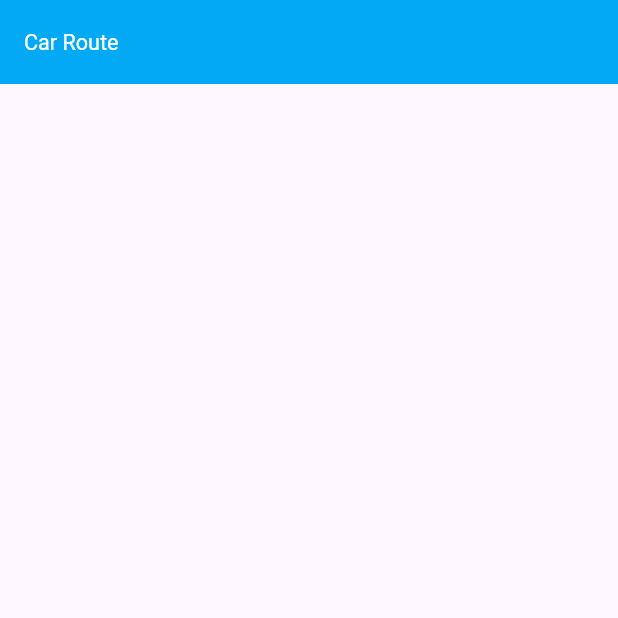
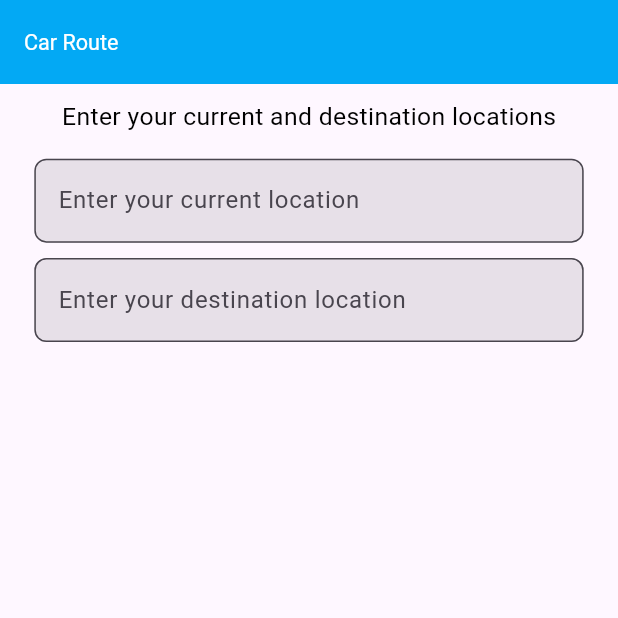
Before and after one commit to RafidKhan/car_route, a Flutter app: the screen it shows after launch, on a phone screen of 412 x 824 dp, the top half of it. Run offline on Flutter 3.47's test engine with Material 3 defaults, Android fonts, the phone set to English and light mode, and no system bars; our stand-ins replace flutter_screenutil.

Commit message:
UI : textfields added for getting location

```diff
--- /dev/null
+++ b/lib/modules/global/widgets/global_text_form_field.dart
@@ -0,0 +1,45 @@
+import 'package:flutter/material.dart';
+
+class GlobalTextFormField extends StatelessWidget {
+  final TextEditingController textEditingController;
+  final String hintText;
+  final int? maxLines;
+  final int? maxLength;
+  final Function(String)? onChanged;
+
+  const GlobalTextFormField({
+    super.key,
+    required this.textEditingController,
+    this.hintText = '',
+    this.onChanged,
+    this.maxLines,
+    this.maxLength,
+  });
+
+  @override
+  Widget build(BuildContext context) {
+    return TextFormField(
+        controller: textEditingController,
+        onChanged: onChanged,
+        maxLines: maxLines ?? 1,
+        maxLength: maxLength,
+        decoration: InputDecoration(
+          filled: true,
+          hintText: hintText,
+          border: OutlineInputBorder(
+            borderRadius: BorderRadius.circular(8.0),
+            borderSide: const BorderSide(
+              color: Colors.grey,
+              width: 1.0,
+            ),
+          ),
+          focusedBorder: OutlineInputBorder(
+            borderRadius: BorderRadius.circular(8.0),
+            borderSide: const BorderSide(
+              color: Colors.blue,
+              width: 2.0,
+            ),
+          ),
+        ));
+  }
+}
--- /dev/null
+++ b/lib/modules/home_page/view/components/current_location_input.dart
@@ -0,0 +1,22 @@
+import 'package:car_route/main.dart';
+import 'package:car_route/modules/global/widgets/global_text_form_field.dart';
+import 'package:flutter/material.dart';
+import 'package:flutter_screenutil/flutter_screenutil.dart';
+
+class CurrentLocationInput extends StatelessWidget {
+  const CurrentLocationInput({super.key});
+
+  @override
+  Widget build(BuildContext context) {
+    return Padding(
+      padding:  EdgeInsets.symmetric(
+        horizontal: 20.w,
+        vertical: 5.h,
+      ),
+      child: GlobalTextFormField(
+        textEditingController: TextEditingController(),
+        hintText: 'Enter your current location',
+      ),
+    );
+  }
+}
--- /dev/null
+++ b/lib/modules/home_page/view/components/destination_location_input.dart
@@ -0,0 +1,21 @@
+import 'package:car_route/modules/global/widgets/global_text_form_field.dart';
+import 'package:flutter/material.dart';
+import 'package:flutter_screenutil/flutter_screenutil.dart';
+
+class DestinationLocationInput extends StatelessWidget {
+  const DestinationLocationInput({super.key});
+
+  @override
+  Widget build(BuildContext context) {
+    return Padding(
+      padding:  EdgeInsets.symmetric(
+        horizontal: 20.w,
+        vertical: 5.h,
+      ),
+      child: GlobalTextFormField(
+        textEditingController: TextEditingController(),
+        hintText: 'Enter your destination location',
+      ),
+    );
+  }
+}
--- a/lib/modules/home_page/view/home_screen.dart
+++ b/lib/modules/home_page/view/home_screen.dart
@@ -1,4 +1,8 @@
+import 'package:car_route/modules/global/widgets/global_text_form_field.dart';
+import 'package:car_route/modules/home_page/view/components/current_location_input.dart';
+import 'package:car_route/modules/home_page/view/components/destination_location_input.dart';
 import 'package:flutter/material.dart';
+import 'package:flutter_screenutil/flutter_screenutil.dart';
 
 import '../../global/widgets/global_text.dart';
 
@@ -15,6 +19,23 @@ class HomeScreen extends StatelessWidget {
         ),
         backgroundColor: Colors.lightBlue,
       ),
+      body: Column(
+        children: [
+          Padding(
+            padding: EdgeInsets.symmetric(
+              horizontal: 20.w,
+              vertical: 10.h,
+            ),
+            child: const GlobalText(
+              'Enter your current and destination locations',
+              fontSize: 16,
+              fontWeight: FontWeight.w400,
+            ),
+          ),
+          const CurrentLocationInput(),
+          const DestinationLocationInput(),
+        ],
+      ),
     );
   }
 }
```
Also changed, not shown: 1 other file.
